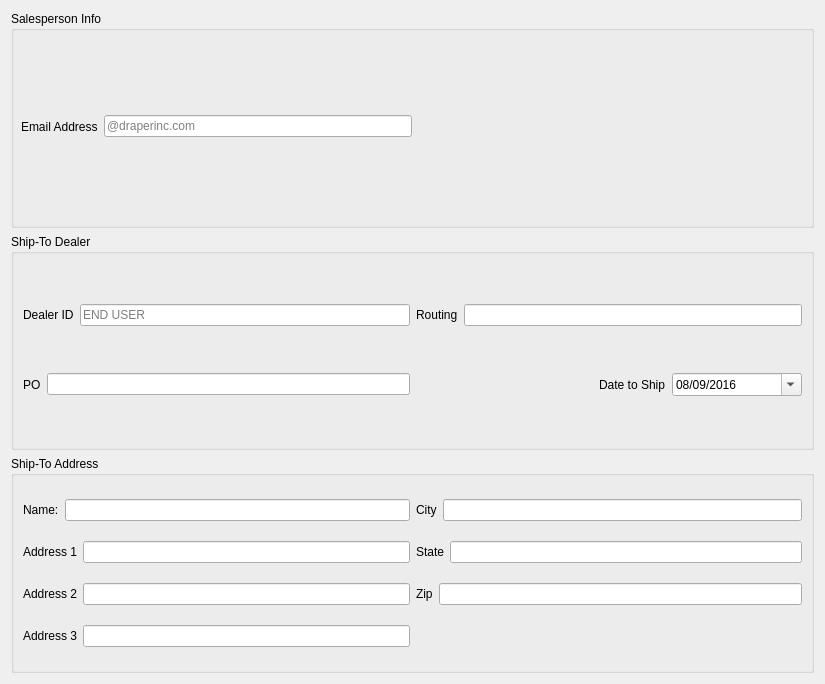
Qt form View/setuptab.ui (topherMcDonald/SPO) before a commit.
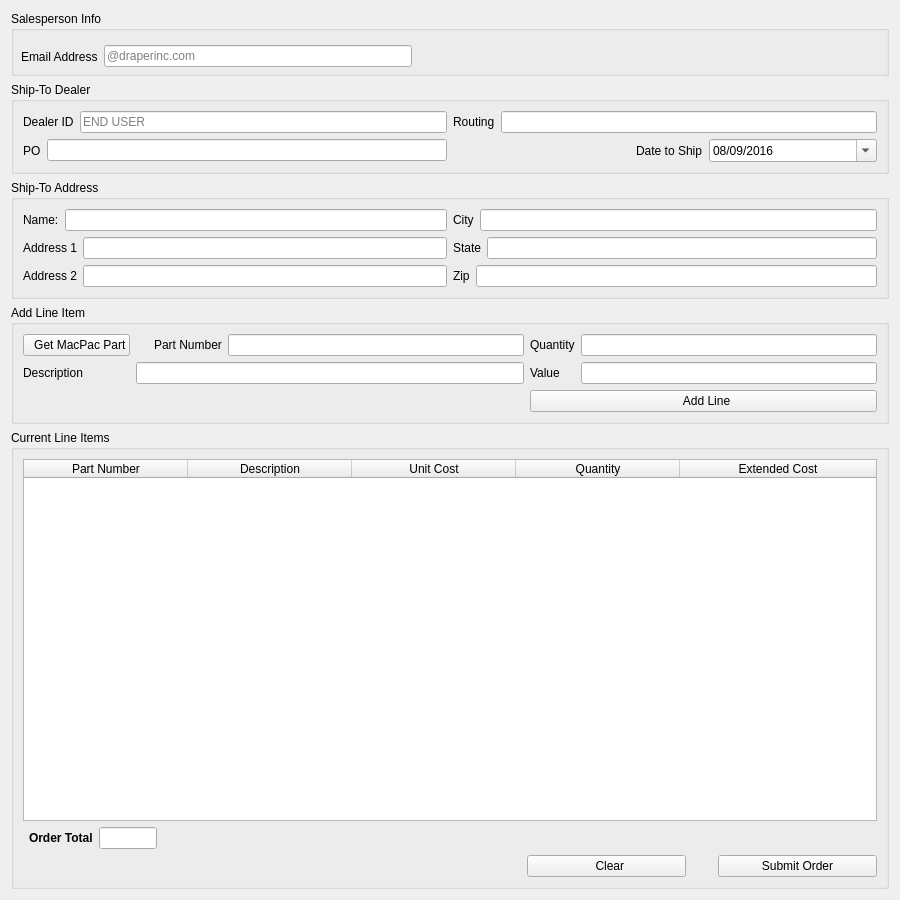
The same form after that commit. Icons and pictures are not drawn.

Commit message: Moved code to Setup tab

Patch:
```diff
--- a/View/setuptab.ui
+++ b/View/setuptab.ui
@@ -6,12 +6,12 @@
    <rect>
     <x>0</x>
     <y>0</y>
-    <width>825</width>
-    <height>684</height>
+    <width>900</width>
+    <height>900</height>
    </rect>
   </property>
   <property name="sizePolicy">
-   <sizepolicy hsizetype="Expanding" vsizetype="Preferred">
+   <sizepolicy hsizetype="Expanding" vsizetype="Expanding">
     <horstretch>0</horstretch>
     <verstretch>0</verstretch>
    </sizepolicy>
@@ -20,6 +20,111 @@
    <string>Form</string>
   </property>
   <layout class="QGridLayout" name="gridLayout">
+   <item row="2" column="0">
+    <widget class="QGroupBox" name="gbShipToAddress">
+     <property name="sizePolicy">
+      <sizepolicy hsizetype="Expanding" vsizetype="Preferred">
+       <horstretch>0</horstretch>
+       <verstretch>0</verstretch>
+      </sizepolicy>
+     </property>
+     <property name="maximumSize">
+      <size>
+       <width>16777215</width>
+       <height>155</height>
+      </size>
+     </property>
+     <property name="title">
+      <string>Ship-To Address</string>
+     </property>
+     <layout class="QGridLayout" name="gridLayout_3">
+      <item row="2" column="0">
+       <layout class="QHBoxLayout" name="hloShipToAddress_Address2">
+        <item>
+         <widget class="QLabel" name="lblShipToAddress_Address2">
+          <property name="text">
+           <string>Address 2</string>
+          </property>
+         </widget>
+        </item>
+        <item>
+         <widget class="QLineEdit" name="leShipToAddress_Address2"/>
+        </item>
+       </layout>
+      </item>
+      <item row="2" column="1">
+       <layout class="QHBoxLayout" name="hloShipToAddress_Zip">
+        <item>
+         <widget class="QLabel" name="lblShipToAddress_Zip">
+          <property name="text">
+           <string>Zip</string>
+          </property>
+         </widget>
+        </item>
+        <item>
+         <widget class="QLineEdit" name="leShipToAddress_Zip"/>
+        </item>
+       </layout>
+      </item>
+      <item row="0" column="0">
+       <layout class="QHBoxLayout" name="hloShipToAddress_Name">
+        <item>
+         <widget class="QLabel" name="lblShipToAddress_Name">
+          <property name="text">
+           <string>Name:</string>
+          </property>
+         </widget>
+        </item>
+        <item>
+         <widget class="QLineEdit" name="leShipToAddress_Name"/>
+        </item>
+       </layout>
+      </item>
+      <item row="0" column="1">
+       <layout class="QHBoxLayout" name="hloShipToAddress_City">
+        <item>
+         <widget class="QLabel" name="lblShipToAddress_City">
+          <property name="text">
+           <string>City</string>
+          </property>
+         </widget>
+        </item>
+        <item>
+         <widget class="QLineEdit" name="leShipToAddress_City"/>
+        </item>
+       </layout>
+      </item>
+      <item row="1" column="1">
+       <layout class="QHBoxLayout" name="hloShipToAddress_State">
+        <item>
+         <widget class="QLabel" name="lblShipToAddress_State">
+          <property name="text">
+           <string>State</string>
+          </property>
+         </widget>
+        </item>
+        <item>
+         <widget class="QLineEdit" name="leShipToAddress_State"/>
+        </item>
+       </layout>
+      </item>
+      <item row="1" column="0">
+       <layout class="QHBoxLayout" name="hloShipToAddress_Address1">
+        <item>
+         <widget class="QLabel" name="lblShipToAddress_Address1">
+          <property name="text">
+           <string>Address 1</string>
+          </property>
+         </widget>
+        </item>
+        <item>
+         <widget class="QLineEdit" name="leShipToAddress_Address1"/>
+        </item>
+       </layout>
+      </item>
+     </layout>
+    </widget>
+   </item>
    <item row="1" column="0">
     <widget class="QGroupBox" name="gbShipToDealer">
      <property name="sizePolicy">
@@ -28,6 +133,12 @@
        <verstretch>0</verstretch>
       </sizepolicy>
      </property>
+     <property name="maximumSize">
+      <size>
+       <width>16777215</width>
+       <height>125</height>
+      </size>
+     </property>
      <property name="title">
       <string>Ship-To Dealer</string>
      </property>
@@ -112,121 +223,221 @@
      </layout>
     </widget>
    </item>
-   <item row="2" column="0">
-    <widget class="QGroupBox" name="gbShipToAddress">
+   <item row="4" column="0">
+    <widget class="QGroupBox" name="groupBox_2">
      <property name="sizePolicy">
-      <sizepolicy hsizetype="Expanding" vsizetype="Preferred">
+      <sizepolicy hsizetype="Preferred" vsizetype="Preferred">
        <horstretch>0</horstretch>
        <verstretch>0</verstretch>
       </sizepolicy>
      </property>
      <property name="title">
-      <string>Ship-To Address</string>
+      <string>Current Line Items</string>
      </property>
-     <layout class="QGridLayout" name="gridLayout_3">
-      <item row="0" column="1">
-       <layout class="QHBoxLayout" name="hloShipToAddress_City">
-        <item>
-         <widget class="QLabel" name="lblShipToAddress_City">
-          <property name="text">
-           <string>City</string>
-          </property>
-         </widget>
-        </item>
-        <item>
-         <widget class="QLineEdit" name="leShipToAddress_City"/>
-        </item>
-       </layout>
+     <layout class="QGridLayout" name="gridLayout_5">
+      <item row="2" column="5">
+       <spacer name="horizontalSpacer_2">
+        <property name="orientation">
+         <enum>Qt::Horizontal</enum>
+        </property>
+        <property name="sizeType">
+         <enum>QSizePolicy::Fixed</enum>
+        </property>
+        <property name="sizeHint" stdset="0">
+         <size>
+          <width>20</width>
+          <height>20</height>
+         </size>
+        </property>
+       </spacer>
       </item>
-      <item row="3" column="0">
-       <layout class="QHBoxLayout" name="hloShipToAdddress_Address3">
-        <item>
-         <widget class="QLabel" name="lblShipToAddress_Address3">
-          <property name="text">
-           <string>Address 3</string>
-          </property>
-         </widget>
-        </item>
-        <item>
-         <widget class="QLineEdit" name="leShipToAddress_Address3"/>
-        </item>
-       </layout>
+      <item row="2" column="6">
+       <widget class="QPushButton" name="btnSubmitOrder">
+        <property name="minimumSize">
+         <size>
+          <width>159</width>
+          <height>18</height>
+         </size>
+        </property>
+        <property name="text">
+         <string>Submit Order</string>
+        </property>
+       </widget>
+      </item>
+      <item row="2" column="3">
+       <spacer name="horizontalSpacer">
+        <property name="orientation">
+         <enum>Qt::Horizontal</enum>
+        </property>
+        <property name="sizeHint" stdset="0">
+         <size>
+          <width>40</width>
+          <height>20</height>
+         </size>
+        </property>
+       </spacer>
+      </item>
+      <item row="0" column="0" colspan="7">
+       <widget class="QTableWidget" name="tblOrderLinesWidget">
+        <property name="sizePolicy">
+         <sizepolicy hsizetype="Expanding" vsizetype="Expanding">
+          <horstretch>0</horstretch>
+          <verstretch>0</verstretch>
+         </sizepolicy>
+        </property>
+        <property name="lineWidth">
+         <number>1</number>
+        </property>
+        <property name="sizeAdjustPolicy">
+         <enum>QAbstractScrollArea::AdjustToContents</enum>
+        </property>
+        <property name="alternatingRowColors">
+         <bool>true</bool>
+        </property>
+        <property name="selectionMode">
+         <enum>QAbstractItemView::SingleSelection</enum>
+        </property>
+        <property name="rowCount">
+         <number>0</number>
+        </property>
+        <property name="columnCount">
+         <number>5</number>
+        </property>
+        <attribute name="horizontalHeaderDefaultSectionSize">
+         <number>164</number>
+        </attribute>
+        <attribute name="horizontalHeaderStretchLastSection">
+         <bool>true</bool>
+        </attribute>
+        <attribute name="verticalHeaderDefaultSectionSize">
+         <number>40</number>
+        </attribute>
+        <attribute name="verticalHeaderMinimumSectionSize">
+         <number>40</number>
+        </attribute>
+        <attribute name="verticalHeaderStretchLastSection">
+         <bool>true</bool>
+        </attribute>
+        <column>
+         <property name="text">
+          <string>Part Number</string>
+         </property>
+        </column>
+        <column>
+         <property name="text">
+          <string>Description</string>
+         </property>
+        </column>
+        <column>
+         <property name="text">
+          <string>Unit Cost</string>
+         </property>
+        </column>
+        <column>
+         <property name="text">
+          <string>Quantity</string>
+         </property>
+        </column>
+        <column>
+         <property name="text">
+          <string>Extended Cost</string>
+         </property>
+        </column>
+       </widget>
+      </item>
+      <item row="2" column="4">
+       <widget class="QPushButton" name="btnRecapAndSubmit_Clear">
+        <property name="sizePolicy">
+         <sizepolicy hsizetype="Fixed" vsizetype="Fixed">
+          <horstretch>0</horstretch>
+          <verstretch>0</verstretch>
+         </sizepolicy>
+        </property>
+        <property name="minimumSize">
+         <size>
+          <width>159</width>
+          <height>18</height>
+         </size>
+        </property>
+        <property name="maximumSize">
+         <size>
+          <width>16777215</width>
+          <height>16777215</height>
+         </size>
+        </property>
+        <property name="text">
+         <string>  Clear</string>
+        </property>
+        <property name="icon">
+         <iconset resource="../sporesource.qrc">
+          <normaloff>:/root/qtAppIcons/Remove.png</normaloff>:/root/qtAppIcons/Remove.png</iconset>
+        </property>
+       </widget>
       </item>
       <item row="1" column="1">
-       <layout class="QHBoxLayout" name="hloShipToAddress_State">
-        <item>
-         <widget class="QLabel" name="lblShipToAddress_State">
-          <property name="text">
-           <string>State</string>
-          </property>
-         </widget>
-        </item>
-        <item>
-         <widget class="QLineEdit" name="leShipToAddress_State"/>
-        </item>
-       </layout>
+       <widget class="QLabel" name="lblOrderTotal">
+        <property name="font">
+         <font>
+          <weight>75</weight>
+          <bold>true</bold>
+         </font>
+        </property>
+        <property name="text">
+         <string>Order Total</string>
+        </property>
+       </widget>
       </item>
-      <item row="1" column="0">
-       <layout class="QHBoxLayout" name="hloShipToAddress_Address1">
-        <item>
-         <widget class="QLabel" name="lblShipToAddress_Address1">
-          <property name="text">
-           <string>Address 1</string>
-          </property>
-         </widget>
-        </item>
-        <item>
-         <widget class="QLineEdit" name="leShipToAddress_Address1"/>
-        </item>
-       </layout>
-      </item>
-      <item row="0" column="0">
-       <layout class="QHBoxLayout" name="hloShipToAddress_Name">
-        <item>
-         <widget class="QLabel" name="lblShipToAddress_Name">
-          <property name="text">
-           <string>Name:</string>
-          </property>
-         </widget>
-        </item>
-        <item>
-         <widget class="QLineEdit" name="leShipToAddress_Name"/>
-        </item>
-       </layout>
-      </item>
-      <item row="2" column="1">
-       <layout class="QHBoxLayout" name="hloShipToAddress_Zip">
-        <item>
-         <widget class="QLabel" name="lblShipToAddress_Zip">
-          <property name="text">
-           <string>Zip</string>
-          </property>
-         </widget>
-        </item>
-        <item>
-         <widget class="QLineEdit" name="leShipToAddress_Zip"/>
-        </item>
-       </layout>
-      </item>
-      <item row="2" column="0">
-       <layout class="QHBoxLayout" name="hloShipToAddress_Address2">
-        <item>
-         <widget class="QLabel" name="lblShipToAddress_Address2">
-          <property name="text">
-           <string>Address 2</string>
-          </property>
-         </widget>
-        </item>
-        <item>
-         <widget class="QLineEdit" name="leShipToAddress_Address2"/>
-        </item>
-       </layout>
+      <item row="1" column="2">
+       <widget class="QLineEdit" name="leOrderTotal">
+        <property name="sizePolicy">
+         <sizepolicy hsizetype="Maximum" vsizetype="Maximum">
+          <horstretch>0</horstretch>
+          <verstretch>0</verstretch>
+         </sizepolicy>
+        </property>
+        <property name="maximumSize">
+         <size>
+          <width>65</width>
+          <height>25</height>
+         </size>
+        </property>
+        <property name="layoutDirection">
+         <enum>Qt::RightToLeft</enum>
+        </property>
+        <property name="maxLength">
+         <number>32770</number>
+        </property>
+        <property name="alignment">
+         <set>Qt::AlignRight|Qt::AlignTrailing|Qt::AlignVCenter</set>
+        </property>
+        <property name="readOnly">
+         <bool>true</bool>
+        </property>
+       </widget>
       </item>
      </layout>
     </widget>
    </item>
    <item row="0" column="0">
     <widget class="QGroupBox" name="groupBox">
+     <property name="sizePolicy">
+      <sizepolicy hsizetype="Preferred" vsizetype="Fixed">
+       <horstretch>0</horstretch>
+       <verstretch>0</verstretch>
+      </sizepolicy>
+     </property>
+     <property name="minimumSize">
+      <size>
+       <width>0</width>
+       <height>65</height>
+      </size>
+     </property>
+     <property name="maximumSize">
+      <size>
+       <width>16777215</width>
+       <height>75</height>
+      </size>
+     </property>
      <property name="title">
       <string>Salesperson Info</string>
      </property>
@@ -236,7 +447,7 @@
         <x>10</x>
         <y>20</y>
         <width>391</width>
-        <height>191</height>
+        <height>51</height>
        </rect>
       </property>
       <layout class="QHBoxLayout" name="hloSalespersonEmail">
@@ -258,6 +469,106 @@
      </widget>
     </widget>
    </item>
+   <item row="3" column="0">
+    <widget class="QGroupBox" name="gbAddLineTtem">
+     <property name="sizePolicy">
+      <sizepolicy hsizetype="Preferred" vsizetype="Fixed">
+       <horstretch>0</horstretch>
+       <verstretch>0</verstretch>
+      </sizepolicy>
+     </property>
+     <property name="title">
+      <string>Add Line Item</string>
+     </property>
+     <layout class="QGridLayout" name="gridLayout_2">
+      <item row="3" column="6">
+       <widget class="QLabel" name="lblAddLineItem_Value">
+        <property name="text">
+         <string>Value</string>
+        </property>
+       </widget>
+      </item>
+      <item row="3" column="7">
+       <widget class="QLineEdit" name="leAddLineItem_Value">
+        <property name="readOnly">
+         <bool>true</bool>
+        </property>
+       </widget>
+      </item>
+      <item row="3" column="1" colspan="5">
+       <widget class="QLineEdit" name="leAddlineItem_Description">
+        <property name="layoutDirection">
+         <enum>Qt::RightToLeft</enum>
+        </property>
+        <property name="alignment">
+         <set>Qt::AlignLeading|Qt::AlignLeft|Qt::AlignVCenter</set>
+        </property>
+       </widget>
+      </item>
+      <item row="3" column="0">
+       <widget class="QLabel" name="lblAddLineItem_Description">
+        <property name="text">
+         <string>Description</string>
+        </property>
+       </widget>
+      </item>
+      <item row="4" column="6" colspan="2">
+       <widget class="QPushButton" name="btnAddLineItem_AddLine">
+        <property name="sizePolicy">
+         <sizepolicy hsizetype="Expanding" vsizetype="Fixed">
+          <horstretch>0</horstretch>
+          <verstretch>0</verstretch>
+         </sizepolicy>
+        </property>
+        <property name="text">
+         <string>  Add Line</string>
+        </property>
+        <property name="icon">
+         <iconset resource="../sporesource.qrc">
+          <normaloff>:/root/qtAppIcons/Check.png</normaloff>:/root/qtAppIcons/Check.png</iconset>
+        </property>
+       </widget>
+      </item>
+      <item row="0" column="0">
+       <widget class="QPushButton" name="btnAddLineItem_GetMacPacPart">
+        <property name="sizePolicy">
+         <sizepolicy hsizetype="Fixed" vsizetype="Fixed">
+          <horstretch>0</horstretch>
+          <verstretch>0</verstretch>
+         </sizepolicy>
+        </property>
+        <property name="text">
+         <string>  Get MacPac Part</string>
+        </property>
+        <property name="icon">
+         <iconset resource="../sporesource.qrc">
+          <normaloff>:/root/qtAppIcons/forward.png</normaloff>:/root/qtAppIcons/forward.png</iconset>
+        </property>
+       </widget>
+      </item>
+      <item row="0" column="4">
+       <widget class="QLabel" name="lblAddLineItem_PartNumber">
+        <property name="text">
+         <string>Part Number</string>
+        </property>
+       </widget>
+      </item>
+      <item row="0" column="7">
+       <widget class="QLineEdit" name="leAddLineItem_Quantity"/>
+      </item>
+      <item row="0" column="5">
+       <widget class="QLineEdit" name="leAddLineItem_PartNumber"/>
+      </item>
+      <item row="0" column="6">
+       <widget class="QLabel" name="lblAddLineItem_Quantity">
+        <property name="text">
+         <string>Quantity</string>
+        </property>
+       </widget>
+      </item>
+     </layout>
+    </widget>
+   </item>
   </layout>
  </widget>
  <tabstops>
```
Left out of the diff: 14 changed lines with no effect on the pictures. The commit also changes 3 other files.
